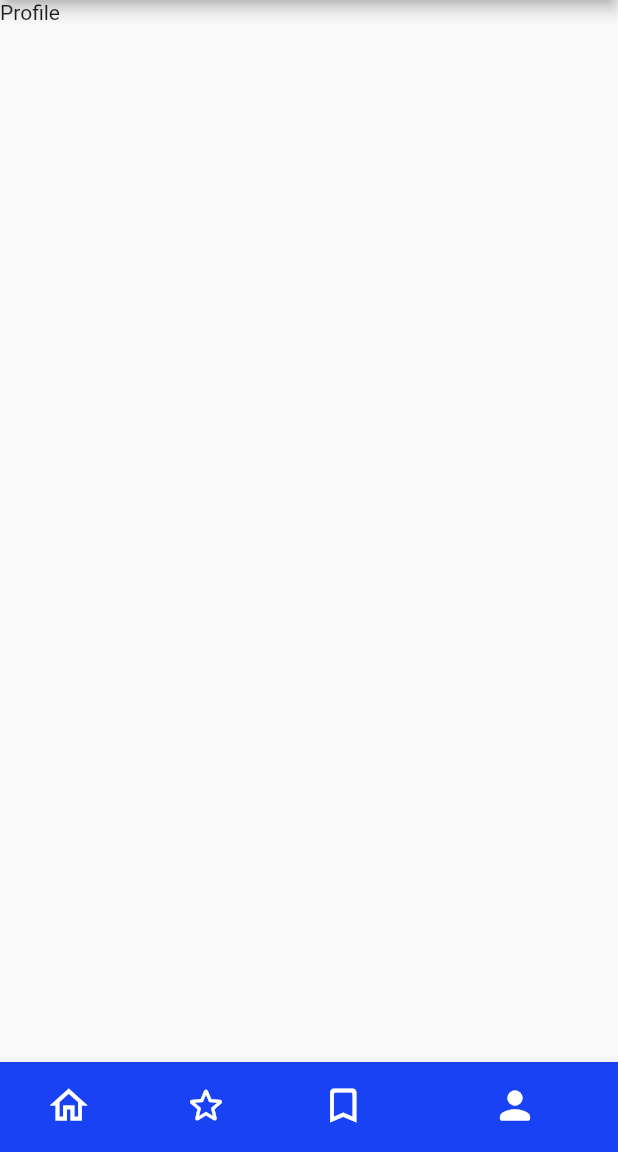
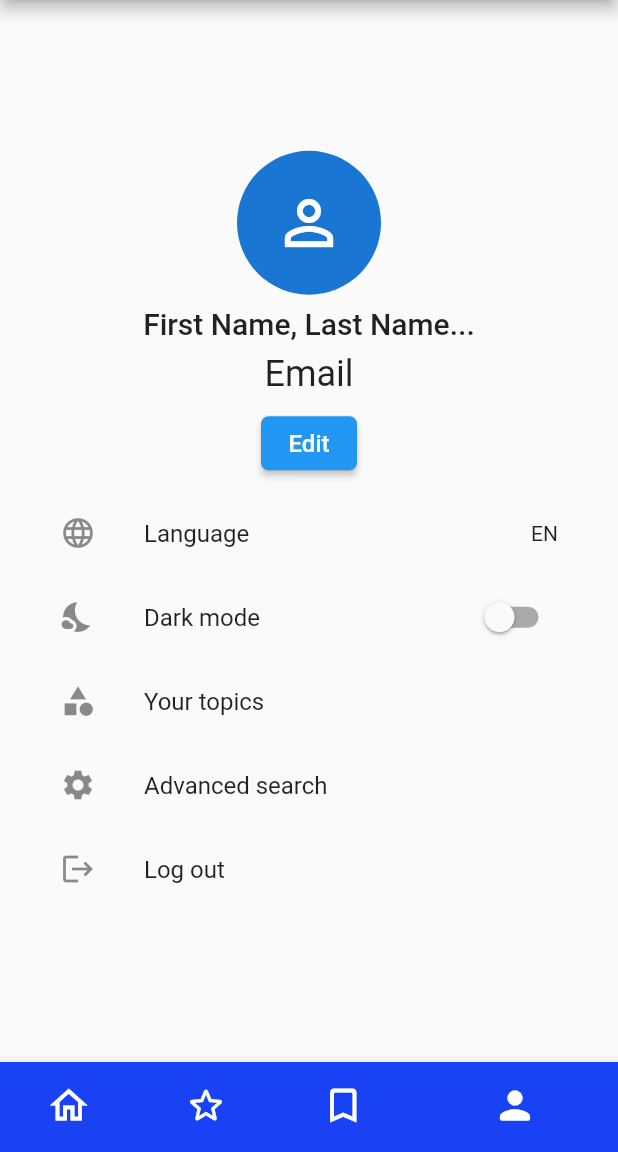
Before and after one commit to vukan-markovic/news9, a Flutter app: the screen it shows after launch, item 4 of the bottom bar chosen, on a phone screen of 412 x 824 dp, the part 84-1236 px from its top. Run offline on Flutter 3.47's test engine with Material 2 defaults, Android fonts, the phone set to English and light mode, and no system bars; our stand-ins replace bloc, equatable, firebase_auth, firebase_core, flutter_bloc, formz and 4 more; accounts and stored records are empty; network calls fail.

Commit message:
added profile page with placeholder data and change theme option

```diff
--- a/lib/src/App.dart
+++ b/lib/src/App.dart
@@ -5,6 +5,7 @@ import 'package:news/src/ui/navigation_screen.dart';
 import 'package:news/src/ui/splash_page.dart';
 
 import 'blocs/authentication_bloc/authentication_bloc.dart';
+import 'blocs/change_theme_bloc/bloc/change_theme_bloc.dart';
 import 'ui/topic_select_screen.dart';
 
 class App extends StatelessWidget {
@@ -37,8 +38,12 @@ class _AppViewState extends State<AppView> {
 
   @override
   Widget build(BuildContext context) {
+    return BlocProvider(
+      create: (context) => ChangeThemeBloc(),
+      child: BlocBuilder<ChangeThemeBloc, ChangeThemeState>(
+        builder: (context, state) {
           return MaterialApp(
-      theme: ThemeData.light(),
+            theme: state.themeData,
             navigatorKey: _navigatorKey,
             builder: (context, child) {
               return BlocListener<AuthenticationBloc, AuthenticationState>(
@@ -65,5 +70,8 @@ class _AppViewState extends State<AppView> {
             },
             onGenerateRoute: (_) => SplashPage.route(),
           );
+        },
+      ),
+    );
   }
 }
--- /dev/null
+++ b/lib/src/blocs/change_theme_bloc/bloc/change_theme_event.dart
@@ -0,0 +1,15 @@
+part of 'change_theme_bloc.dart';
+
+abstract class ChangeThemeEvent {}
+
+class DecideTheme extends ChangeThemeEvent {}
+
+class LightTheme extends ChangeThemeEvent {
+  @override
+  String toString() => 'Light Theme';
+}
+
+class DarkTheme extends ChangeThemeEvent {
+  @override
+  String toString() => 'Dark Theme';
+}
--- /dev/null
+++ b/lib/src/blocs/change_theme_bloc/bloc/change_theme_state.dart
@@ -0,0 +1,15 @@
+part of 'change_theme_bloc.dart';
+
+class ChangeThemeState {
+  final ThemeData themeData;
+
+  ChangeThemeState({@required this.themeData});
+
+  factory ChangeThemeState.lightTheme() {
+    return ChangeThemeState(themeData: kLightTheme);
+  }
+
+  factory ChangeThemeState.darkTheme() {
+    return ChangeThemeState(themeData: kDarkTheme);
+  }
+}
--- a/lib/src/ui/navigation_screen.dart
+++ b/lib/src/ui/navigation_screen.dart
@@ -3,6 +3,7 @@ import 'package:flutter/material.dart';
 import 'package:news/src/constants/ColorConstants.dart';
 import 'package:news/src/extensions/Color.dart';
 import 'package:news/src/ui/favorite_news_screen.dart';
+import 'package:news/src/ui/user_page.dart';
 import 'global_news_screen.dart';
 
 class NavigationScreen extends StatefulWidget {
@@ -21,7 +22,7 @@ class _NavigationScreenState extends State<NavigationScreen> {
     Container(child: GlobalNews()),
     Container(child: Text("Recommended news")),
     FavoriteNewsScreen(),
-    Container(child: Text("Profile")),
+    UserPage(),
   ];
 
   @override
--- /dev/null
+++ b/lib/src/ui/user_page.dart
@@ -0,0 +1,96 @@
+import 'package:flutter/material.dart';
+import 'package:news/src/blocs/change_theme_bloc/bloc/change_theme_bloc.dart';
+import 'package:flutter_bloc/flutter_bloc.dart';
+
+class UserPage extends StatefulWidget {
+  @override
+  _UserPageState createState() => _UserPageState();
+}
+
+class _UserPageState extends State<UserPage> {
+  bool _darkMode = false;
+
+  @override
+  Widget build(BuildContext context) {
+    final textTheme = Theme.of(context).textTheme;
+    return Center(
+      child: Container(
+        margin: EdgeInsets.symmetric(horizontal: 24),
+        child: SingleChildScrollView(
+          child: Column(
+            mainAxisSize: MainAxisSize.min,
+            children: <Widget>[
+              CircleAvatar(
+                radius: 48,
+                backgroundImage: null,
+                child: Icon(Icons.person_outline, size: 48),
+              ),
+              SizedBox(height: 8.0),
+              Text("First Name, Last Name...", style: textTheme.headline6),
+              SizedBox(height: 8.0),
+              Text("Email", style: textTheme.headline5),
+              SizedBox(height: 8.0),
+              ElevatedButton(
+                style: ElevatedButton.styleFrom(
+                  shape: RoundedRectangleBorder(
+                    borderRadius: BorderRadius.circular(5.0),
+                  ),
+                  primary: Colors.blue,
+                ),
+                child: Text(
+                  'Edit',
+                  style: TextStyle(fontSize: 16),
+                ),
+                onPressed: () {},
+              ),
+              SizedBox(height: 8.0),
+              ListView(
+                physics: NeverScrollableScrollPhysics(),
+                shrinkWrap: true,
+                scrollDirection: Axis.vertical,
+                children: <Widget>[
+                  ListTile(
+                    leading: Icon(Icons.language),
+                    title: Text('Language'),
+                    trailing: Text('EN'),
+                    onTap: () {},
+                  ),
+                  SwitchListTile(
+                    title: Text('Dark mode'),
+                    value: _darkMode,
+                    onChanged: (bool value) {
+                      setState(() {
+                        _darkMode = value;
+                        if (_darkMode) {
+                          context.read<ChangeThemeBloc>().onDarkThemeChange();
+                        } else {
+                          context.read<ChangeThemeBloc>().onLightThemeChange();
+                        }
+                      });
+                    },
+                    secondary: Icon(Icons.nights_stay),
+                  ),
+                  ListTile(
+                    leading: Icon(Icons.category),
+                    title: Text('Your topics'),
+                    onTap: () {},
+                  ),
+                  ListTile(
+                    leading: Icon(Icons.settings),
+                    title: Text('Advanced search'),
+                    onTap: () {},
+                  ),
+                  ListTile(
+                    leading: Icon(Icons.logout),
+                    title: Text('Log out'),
+                    onTap: () {},
+                  ),
+                ],
+              ),
+            ],
+          ),
+        ),
+      ),
+    );
+  }
+}
--- /dev/null
+++ b/lib/src/utils/utils.dart
@@ -0,0 +1,13 @@
+import 'package:flutter/material.dart';
+
+final ThemeData kLightTheme = _buildLightTheme();
+
+ThemeData _buildLightTheme() {
+  return ThemeData.light();
+}
+
+final ThemeData kDarkTheme = _buildDarkTheme();
+
+ThemeData _buildDarkTheme() {
+  return ThemeData.dark();
+}
--- a/pubspec.yaml
+++ b/pubspec.yaml
@@ -48,6 +48,7 @@ dependencies:
   font_awesome_flutter: ^9.0.0
   path_provider: ^2.0.1
   flutter_launcher_icons: ^0.9.0
+  shared_preferences: ^2.0.5
 
 flutter_icons:
   android: "launcher_icon"
```
Also changed, not shown: lib/src/blocs/change_theme_bloc/bloc/change_theme_bloc.dart (added, +65 -0 lines), pubspec.lock. Lines whose indentation alone changed are shown as unchanged.
